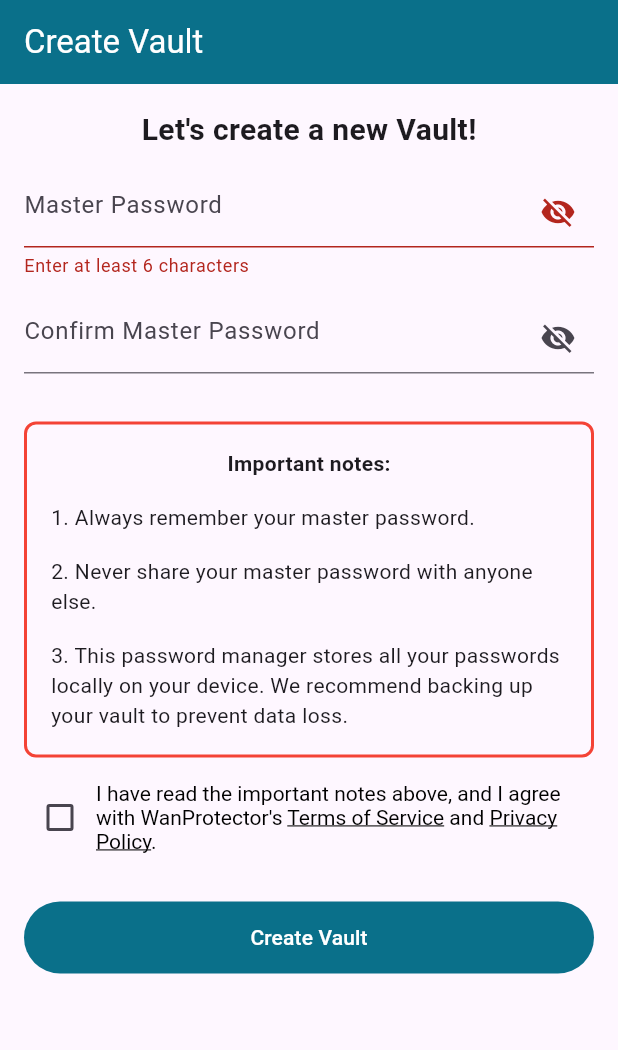
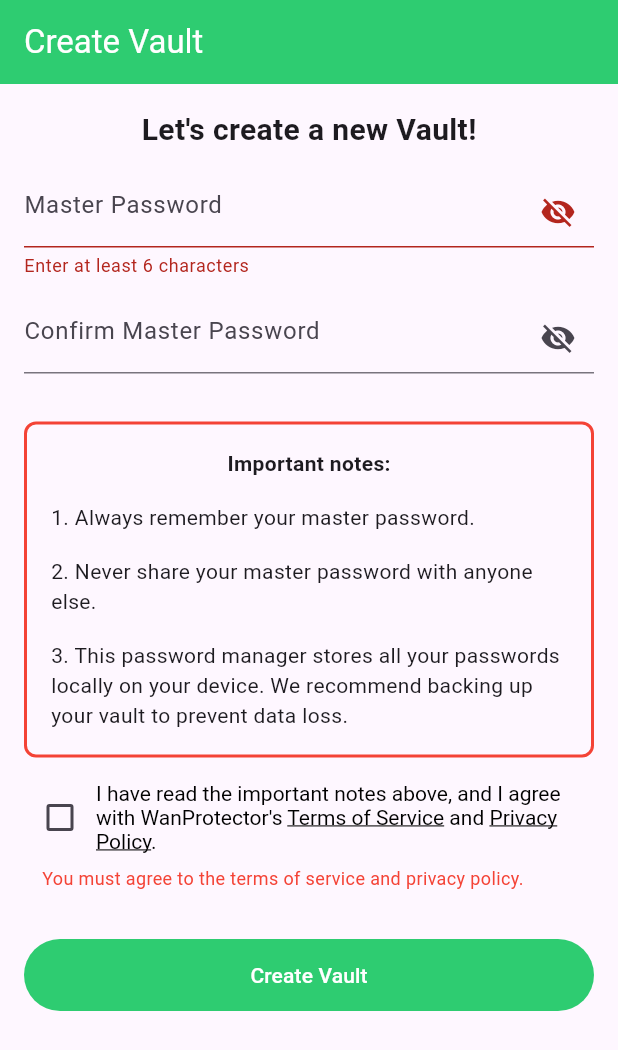
Before and after one commit to wanpc3/WanProtector, a Flutter app: the screen it shows after launch, after a tap on "GET STARTED", after a tap on "Create Vault", on a phone screen of 412 x 824 dp. Shown: the top 1050 px of the screen. Run offline on Flutter 3.47's test engine with Material 3 defaults, Android fonts, the phone set to English and light mode, and no system bars; our stand-ins replace file_picker, flutter_secure_storage, permission_handler, shared_preferences, sqflite_sqlcipher; missing offline and left inert: encrypt; accounts and stored records are empty; statements that could not run were skipped.

Commit message:
Change app's theme to Emerald Green

```diff
--- a/lib/add_entry.dart
+++ b/lib/add_entry.dart
@@ -122,7 +122,7 @@ class _AddEntryState extends State<AddEntry> {
         child: Scaffold(
         appBar: AppBar(
           title: const Text("Add Entry"),
-          backgroundColor: const Color(0xFF0A708A),
+          backgroundColor: const Color(0xFF2ECC71),
           foregroundColor: Colors.white,
         ),
         body: SingleChildScrollView(
@@ -202,7 +202,7 @@ class _AddEntryState extends State<AddEntry> {
                   onPressed: _submitForm,
                   style: ElevatedButton.styleFrom(
                     elevation: 0,
-                    backgroundColor: const Color(0xFF0A708A),
+                    backgroundColor: const Color(0xFF2ECC71),
                     foregroundColor: Colors.white,
                     minimumSize: const Size(double.infinity, 48),
                     shape: const StadiumBorder(),
--- a/lib/app_theme.dart
+++ b/lib/app_theme.dart
@@ -11,7 +11,7 @@ class AppTheme extends StatelessWidget {
     return Scaffold(
       appBar: AppBar(
         title: const Text('App Theme'),
-        backgroundColor: const Color(0xFF0A708A),
+        backgroundColor: const Color(0xFF2ECC71),
         foregroundColor: Colors.white,
       ),
       body: ListView(
--- a/lib/auto_lock.dart
+++ b/lib/auto_lock.dart
@@ -13,7 +13,7 @@ class AutoLock extends StatelessWidget {
     return Scaffold(
       appBar: AppBar(
         title: const Text("Auto-Lock"),
-        backgroundColor: const Color(0xFF0A708A),
+        backgroundColor: const Color(0xFF2ECC71),
         foregroundColor: Colors.white,
       ),
       body: Column(
--- a/lib/change_mp.dart
+++ b/lib/change_mp.dart
@@ -90,7 +90,7 @@ class _ChangeMpScreen extends State<ChangeMp> {
 
       appBar: AppBar(
         title: Text("Change Master Password"),
-        backgroundColor: const Color(0xFF0A708A),
+        backgroundColor: const Color(0xFF2ECC71),
         foregroundColor: Colors.white,
       ),
 
@@ -242,7 +242,7 @@ class _ChangeMpScreen extends State<ChangeMp> {
                   },
                   style: ElevatedButton.styleFrom(
                     elevation: 0,
-                    backgroundColor: const Color(0xFF0A708A),
+                    backgroundColor: const Color(0xFF2ECC71),
                     foregroundColor: Colors.white,
                     minimumSize: const Size(double.infinity, 48),
                     shape: const StadiumBorder(),
--- a/lib/create_vault.dart
+++ b/lib/create_vault.dart
@@ -75,7 +75,7 @@ class _CreateVaultScreen extends State<CreateVault> {
 
       appBar: AppBar(
         title: Text("Create Vault"),
-        backgroundColor: const Color(0xFF0A708A),
+        backgroundColor: const Color(0xFF2ECC71),
         foregroundColor: Colors.white,
       ),
 
@@ -251,18 +251,37 @@ class _CreateVaultScreen extends State<CreateVault> {
                   ],
                 ),
 
+                if (!isCheckboxValid)
+                  Padding(
+                    padding: const EdgeInsets.only(top: 8.0, left: 12),
+                    child: Align(
+                      alignment: Alignment.centerLeft,
+                      child: Text(
+                        "You must agree to the terms of service and privacy policy.",
+                        style: TextStyle(color: Colors.red, fontSize: 12),
+                      ),
+                    ),
+                  ),
 
                 const SizedBox(height: 32),
 
                 ElevatedButton(
                   onPressed: () {
-                    if (_formKey.currentState!.validate()) {
+                    final isFormValid = _formKey.currentState!.validate();
+
+                    if (!isChecked) {
+                      setState(() {
+                        isCheckboxValid = false;
+                      });
+                    }
+
+                    if (isFormValid && isChecked) {
                       _savePassword();
                     }
                   },
                   style: ElevatedButton.styleFrom(
                     elevation: 0,
-                    backgroundColor: const Color(0xFF0A708A),
+                    backgroundColor: const Color(0xFF2ECC71),
                     foregroundColor: Colors.white,
                     minimumSize: const Size(double.infinity, 48),
                     shape: const StadiumBorder(),
--- a/lib/edit_entry.dart
+++ b/lib/edit_entry.dart
@@ -144,7 +144,7 @@ class _EditEntryState extends State<EditEntry> {
               }
             },
           ),
-          backgroundColor: const Color(0xFF0A708A),
+          backgroundColor: const Color(0xFF2ECC71),
           foregroundColor: Colors.white,
           actions: [
             IconButton(
--- a/lib/get_started.dart
+++ b/lib/get_started.dart
@@ -54,7 +54,7 @@ class _GetStartedState extends State<GetStarted> {
               padding: const EdgeInsets.symmetric(horizontal: 16.0),
               child: ElevatedButton(
                 style: ElevatedButton.styleFrom(
-                  backgroundColor: const Color(0xFF0A708A),
+                  backgroundColor: const Color(0xFF2ECC71),
                   foregroundColor: Colors.white,
                   minimumSize: const Size(double.infinity, 40),
                   shape: RoundedRectangleBorder(
--- a/lib/help.dart
+++ b/lib/help.dart
@@ -15,7 +15,7 @@ class Help extends StatelessWidget {
         title: Text(
           HelpPage.help_page,
         ),
-        backgroundColor: const Color(0xFF0A708A),
+        backgroundColor: const Color(0xFF2ECC71),
         foregroundColor: Colors.white,
       ),
 
--- a/lib/login_screen.dart
+++ b/lib/login_screen.dart
@@ -92,7 +92,7 @@ class _LoginScreenState extends State<LoginScreen> {
 
       appBar: AppBar(
         title: Text("Login Vault"),
-        backgroundColor: const Color(0xFF0A708A),
+        backgroundColor: const Color(0xFF2ECC71),
         foregroundColor: Colors.white,
       ),
 
@@ -154,7 +154,7 @@ class _LoginScreenState extends State<LoginScreen> {
                     },
                     style: ElevatedButton.styleFrom(
                       elevation: 0,
-                      backgroundColor: const Color(0xFF0A708A),
+                      backgroundColor: const Color(0xFF2ECC71),
                       foregroundColor: Colors.white,
                       minimumSize: const Size(double.infinity, 48),
                       shape: const StadiumBorder(),
--- a/lib/main.dart
+++ b/lib/main.dart
@@ -221,7 +221,7 @@ class _HomeScreenState extends State<HomeScreen> {
               ),
             )
           : Text(_titles[_selectedIndex]),
-        backgroundColor: const Color(0xFF0A708A),
+        backgroundColor: const Color(0xFF2ECC71),
         foregroundColor: Colors.white,
         actions: (_selectedIndex == 0 || _selectedIndex == 2)
             ? [
@@ -243,7 +243,7 @@ class _HomeScreenState extends State<HomeScreen> {
           padding: EdgeInsets.zero,
           children: [
             DrawerHeader(
-              decoration: BoxDecoration(color: const Color(0xFF0A708A)),
+              decoration: BoxDecoration(color: const Color(0xFF2ECC71)),
               child: Center(
                 child: FittedBox(
                   fit: BoxFit.scaleDown,
@@ -313,7 +313,7 @@ class _HomeScreenState extends State<HomeScreen> {
           ? null
           : FloatingActionButton(
               onPressed: _navigateToAddEntry,
-              backgroundColor: Color(0xFF0A708A),
+              backgroundColor: Color(0xFF2ECC71),
               foregroundColor: Colors.white,
               child: const Icon(Icons.add),
             ),
--- a/lib/password_generator.dart
+++ b/lib/password_generator.dart
@@ -144,7 +144,7 @@ class _PasswordGeneratorState extends State<PasswordGenerator> {
 
             ElevatedButton(
               style: ElevatedButton.styleFrom(
-                backgroundColor: const Color(0xFF0A708A),
+                backgroundColor: const Color(0xFF2ECC71),
                 foregroundColor: Colors.white,
               ),
               child: const Text('Generate Password'),
--- a/lib/policy/privacy_policy.dart
+++ b/lib/policy/privacy_policy.dart
@@ -20,7 +20,7 @@ class PrivacyPolicy extends StatelessWidget {
         title: const Text(
           "Privacy Policy",
         ),
-        backgroundColor: const Color(0xFF0A708A),
+        backgroundColor: const Color(0xFF2ECC71),
         foregroundColor: Colors.white,
       ),
 
--- a/lib/policy/terms_of_service.dart
+++ b/lib/policy/terms_of_service.dart
@@ -20,7 +20,7 @@ class TermsOfService extends StatelessWidget {
         title: const Text(
           "Terms of Service",
         ),
-        backgroundColor: const Color(0xFF0A708A),
+        backgroundColor: const Color(0xFF2ECC71),
         foregroundColor: Colors.white,
       ),
 
--- a/lib/vault_settings.dart
+++ b/lib/vault_settings.dart
@@ -23,7 +23,7 @@ class _VaultSettingsState extends State<VaultSettings> {
     return Scaffold(
       appBar: AppBar(
         title: Text('Vault Settings'),
-        backgroundColor: const Color(0xFF0A708A),
+        backgroundColor: const Color(0xFF2ECC71),
         foregroundColor: Colors.white,
       ),
       body: ListView.separated(
--- a/lib/view_deleted_entry.dart
+++ b/lib/view_deleted_entry.dart
@@ -146,7 +146,7 @@ class _ViewDeletedEntryState extends State<ViewDeletedEntry> {
   Widget build(BuildContext context) {
     return Scaffold(
       appBar: AppBar(
-        backgroundColor: const Color(0xFF0A708A),
+        backgroundColor: const Color(0xFF2ECC71),
         foregroundColor: Colors.white,
         title: Text(_currentDeletedEntry.title),
         actions: [
--- a/lib/view_entry.dart
+++ b/lib/view_entry.dart
@@ -148,7 +148,7 @@ class _ViewEntryState extends State<ViewEntry> {
   Widget build(BuildContext context) {
     return Scaffold(
       appBar: AppBar(
-        backgroundColor: const Color(0xFF0A708A),
+        backgroundColor: const Color(0xFF2ECC71),
         foregroundColor: Colors.white,
         title: Text(_currentEntry.title),
         actions: [
```
Also changed, not shown: 20 other files.
